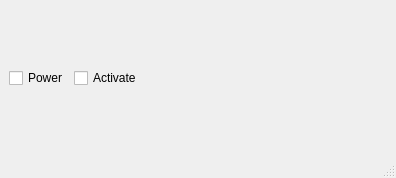
First picture: the form in gui/views/ui/widget_pdus.ui, repository Saldenisov/pyconlyse, before the edit.
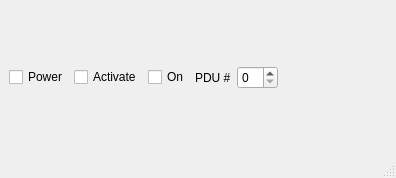
Second picture: the form after the edit.

Commit message: Genaralization of DeviceGUI

Patch:
```diff
--- a/gui/views/ui/widget_pdus.ui
+++ b/gui/views/ui/widget_pdus.ui
@@ -31,6 +31,23 @@
         </property>
        </widget>
       </item>
+      <item>
+       <widget class="QCheckBox" name="checkBox_device_activate">
+        <property name="text">
+         <string>On</string>
+        </property>
+       </widget>
+      </item>
+      <item>
+       <widget class="QLabel" name="label_device_id">
+        <property name="text">
+         <string>PDU #</string>
+        </property>
+       </widget>
+      </item>
+      <item>
+       <widget class="QSpinBox" name="spinBox_device_id"/>
+      </item>
       <item>
        <spacer name="horizontalSpacer">
         <property name="orientation">
```
Left out of the diff: 2 changed lines with no effect on the pictures. The commit also changes 22 other files.
